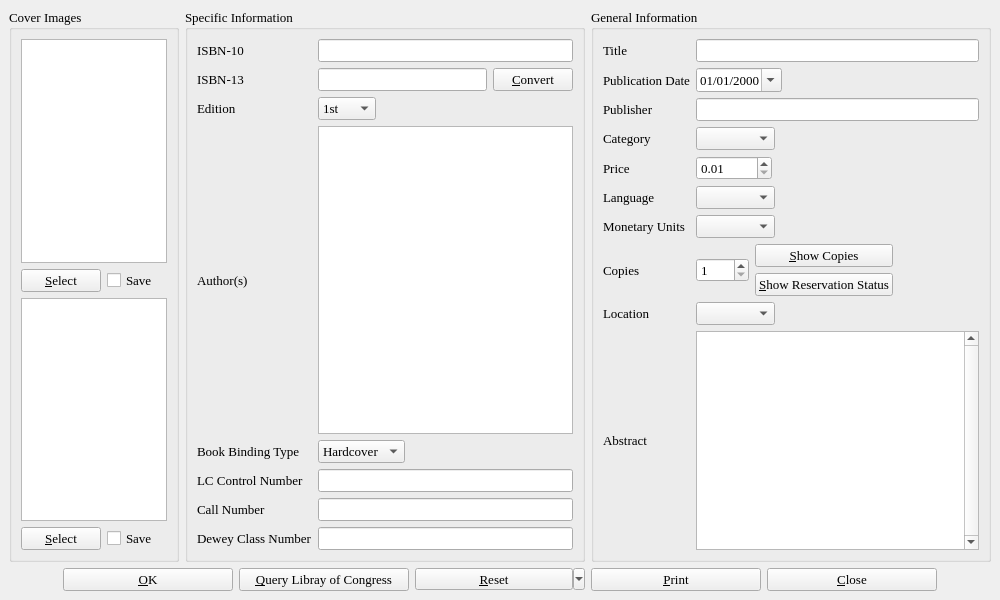
First picture: the form in bookinfo.ui, repository textbrowser/biblioteq, before the edit.
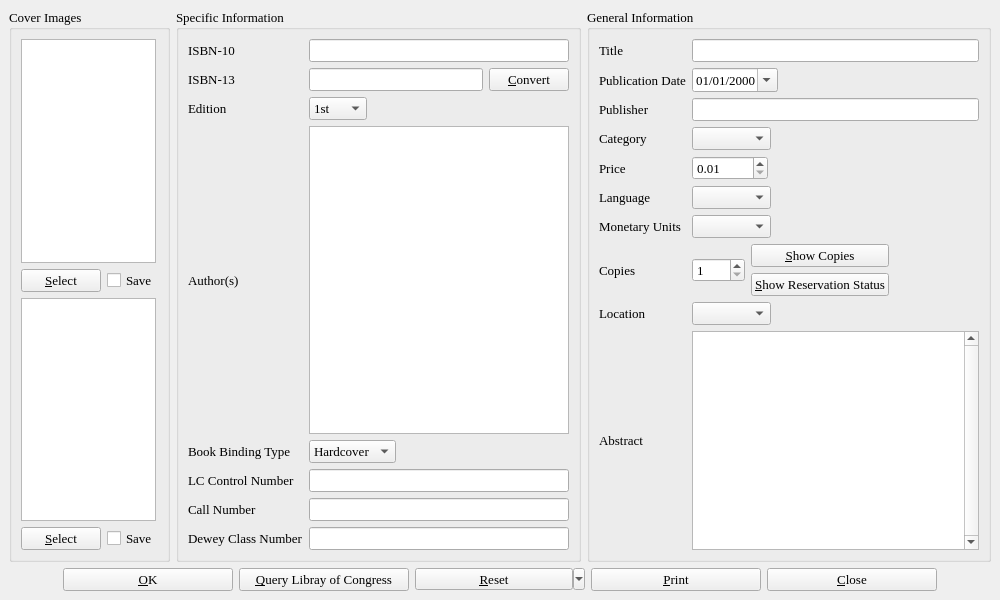
Second picture: the form after the edit. Icons and pictures are not drawn.

```diff
--- a/bookinfo.ui
+++ b/bookinfo.ui
@@ -37,7 +37,7 @@
       <item>
        <widget class="QGroupBox" name="coverImages" >
         <property name="sizePolicy" >
-         <sizepolicy vsizetype="Preferred" hsizetype="Preferred" >
+         <sizepolicy vsizetype="Preferred" hsizetype="Fixed" >
           <horstretch>0</horstretch>
           <verstretch>0</verstretch>
          </sizepolicy>
@@ -48,9 +48,21 @@
         <layout class="QVBoxLayout" >
          <item>
           <widget class="QGraphicsView" name="front_image" >
+           <property name="maximumSize" >
+            <size>
+             <width>135</width>
+             <height>16777215</height>
+            </size>
+           </property>
            <property name="toolTip" >
             <string>Front Cover Image</string>
            </property>
+           <property name="verticalScrollBarPolicy" >
+            <enum>Qt::ScrollBarAsNeeded</enum>
+           </property>
+           <property name="horizontalScrollBarPolicy" >
+            <enum>Qt::ScrollBarAsNeeded</enum>
+           </property>
           </widget>
          </item>
          <item>
@@ -73,9 +85,24 @@
          </item>
          <item>
           <widget class="QGraphicsView" name="back_image" >
+           <property name="maximumSize" >
+            <size>
+             <width>135</width>
+             <height>16777215</height>
+            </size>
+           </property>
            <property name="toolTip" >
             <string>Back Cover Image</string>
            </property>
+           <property name="frameShadow" >
+            <enum>QFrame::Sunken</enum>
+           </property>
+           <property name="verticalScrollBarPolicy" >
+            <enum>Qt::ScrollBarAsNeeded</enum>
+           </property>
+           <property name="horizontalScrollBarPolicy" >
+            <enum>Qt::ScrollBarAsNeeded</enum>
+           </property>
           </widget>
          </item>
          <item>
```
